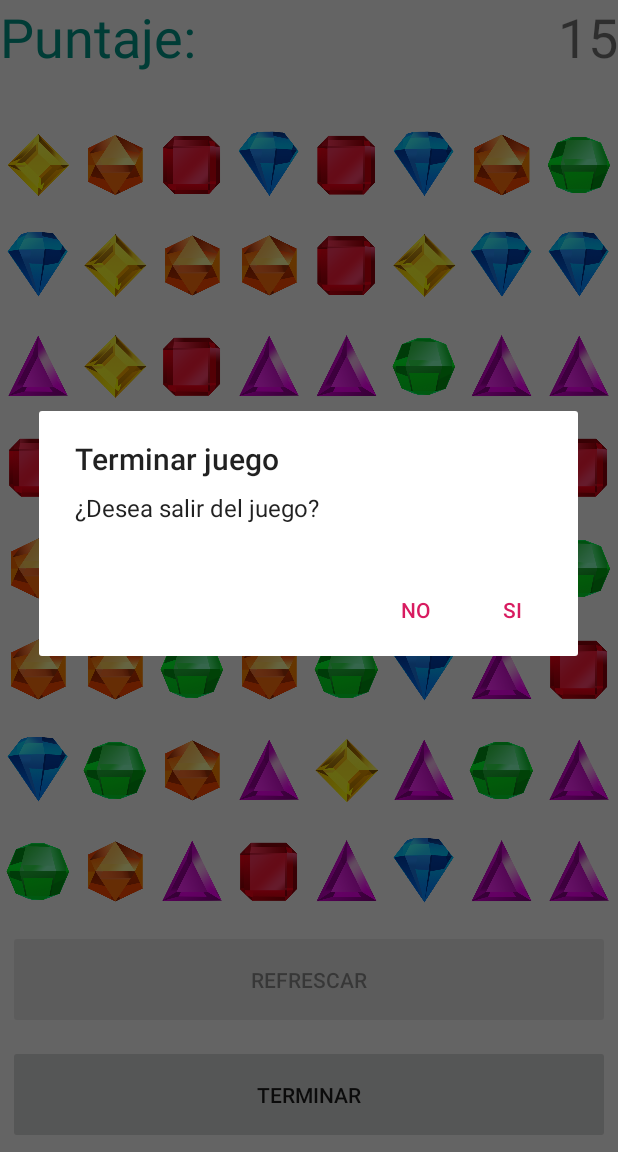
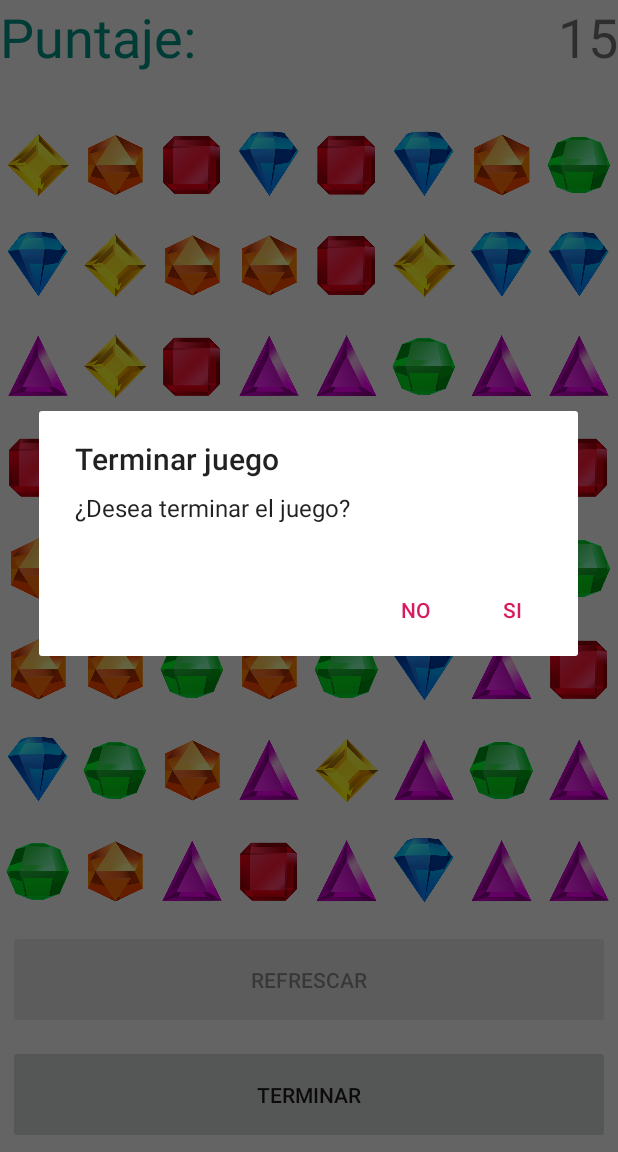
Before and after one commit to ManiCalavera/Bejweled-UNLP, an Android app: the MainActivity screen opened directly, with no data from a screen before it, after a tap on "TERMINAR", on a phone screen of 412 x 824 dp, the part 84-1236 px from its top. Run offline under Robolectric (Android 15) with nearby library versions, the phone set to English and light mode, and no system bars.

Commit message:
Arregla el compartir de Jason y Agrega la opción multilenguaje

```diff
--- a/app/src/main/java/com/vogella/android/entregan1/MainActivity.java
+++ b/app/src/main/java/com/vogella/android/entregan1/MainActivity.java
@@ -126,9 +126,9 @@ public class MainActivity extends AppCompatActivity implements View.OnClickListe
             case android.R.id.home:
                 new AlertDialog.Builder(this)
                         .setIcon(android.R.drawable.ic_dialog_alert)
-                        .setTitle("Volver")
-                        .setMessage("Desea volver al menu pricipal?")
-                        .setPositiveButton("Si", new DialogInterface.OnClickListener()
+                        .setTitle(MainActivity.this.getString(R.string.Titulo_volver))
+                        .setMessage(MainActivity.this.getString(R.string.Mensaje_volver))
+                        .setPositiveButton(MainActivity.this.getString(R.string.Positive_buton), new DialogInterface.OnClickListener()
                         {
                             @Override
                             public void onClick(DialogInterface dialog, int which) {
@@ -137,7 +137,7 @@ public class MainActivity extends AppCompatActivity implements View.OnClickListe
                             }
 
                         })
-                        .setNegativeButton("No", null)
+                        .setNegativeButton(MainActivity.this.getString(R.string.Negative_buton), null)
                         .show();
                 return true;
         }
@@ -148,9 +148,9 @@ public class MainActivity extends AppCompatActivity implements View.OnClickListe
     @Override
     public void onBackPressed() {
         new AlertDialog.Builder(this)
-                .setTitle("Volver")
-                .setMessage("Desea volver al menu pricipal?")
-                .setPositiveButton("Si", new DialogInterface.OnClickListener()
+                .setTitle(MainActivity.this.getString(R.string.Titulo_volver))
+                .setMessage(MainActivity.this.getString(R.string.Mensaje_volver))
+                .setPositiveButton(MainActivity.this.getString(R.string.Positive_buton), new DialogInterface.OnClickListener()
                 {
                     @Override
                     public void onClick(DialogInterface dialog, int which) {
@@ -159,7 +159,7 @@ public class MainActivity extends AppCompatActivity implements View.OnClickListe
                     }
 
                 })
-                .setNegativeButton("No", null)
+                .setNegativeButton(MainActivity.this.getString(R.string.Negative_buton), null)
                 .show();
     }
 
@@ -201,25 +201,25 @@ public class MainActivity extends AppCompatActivity implements View.OnClickListe
         String vec = leerpreferencias();
         if (vec.equals("vacio")) {
 
-            Puntajes r0 = new Puntajes("nombre", 0);
+            Puntajes r0 = new Puntajes("-", 0);
 
-            Puntajes r1 = new Puntajes("nombre", 0);
+            Puntajes r1 = new Puntajes("-", 0);
 
-            Puntajes r2 = new Puntajes("nombre", 0);
+            Puntajes r2 = new Puntajes("-", 0);
 
-            Puntajes r3 = new Puntajes("nombre", 0);
+            Puntajes r3 = new Puntajes("-", 0);
 
-            Puntajes r4 = new Puntajes("nombre", 0);
+            Puntajes r4 = new Puntajes("-", 0);
 
-            Puntajes r5 = new Puntajes("nombre", 0);
+            Puntajes r5 = new Puntajes("-", 0);
 
-            Puntajes r6 = new Puntajes("nombre", 0);
+            Puntajes r6 = new Puntajes("-", 0);
 
-            Puntajes r7 = new Puntajes("nombre", 0);
+            Puntajes r7 = new Puntajes("-", 0);
 
-            Puntajes r8 = new Puntajes("nombre", 0);
+            Puntajes r8 = new Puntajes("-", 0);
 
-            Puntajes r9 = new Puntajes("nombre", 0);
+            Puntajes r9 = new Puntajes("-", 0);
 
             Puntajes[] r = {r0, r1, r2, r3, r4, r5, r6, r7, r8, r9};
             rank = r;
@@ -499,7 +499,7 @@ public class MainActivity extends AppCompatActivity implements View.OnClickListe
                         matriz[i2][j2] = idimagenclick2;
                         System.out.println("estoy adentro del if barridos son verdaderos y los clicks son " + idimagenclick1 + " y " + idimagenclick2);
 
-                        Toast.makeText(MainActivity.this, "Ups! movimiento no válido", Toast.LENGTH_SHORT).show();
+                        Toast.makeText(MainActivity.this, MainActivity.this.getString(R.string.Toast_movimientonoválido), Toast.LENGTH_SHORT).show();
                         setclickeable();
 
                     } else { //si el movimiento está en rango y provoca coincidencias, se hace el intercambio de imágenes
@@ -516,7 +516,7 @@ public class MainActivity extends AppCompatActivity implements View.OnClickListe
 
                     }
                 } else { //el movimiento que se hizo no está en rango
-                    Toast.makeText(MainActivity.this, "Ups! movimiento no válido", Toast.LENGTH_SHORT).show();
+                    Toast.makeText(MainActivity.this, MainActivity.this.getString(R.string.Toast_movimientonoválido), Toast.LENGTH_SHORT).show();
                     setclickeable();
 
                 }
@@ -528,9 +528,9 @@ public class MainActivity extends AppCompatActivity implements View.OnClickListe
 
 
             new AlertDialog.Builder(this)
-                    .setTitle("Terminar juego")
-                    .setMessage("¿Desea salir del juego?")
-                    .setPositiveButton("Si", new DialogInterface.OnClickListener() {
+                    .setTitle(MainActivity.this.getString(R.string.Titulo_terminarjuego))
+                    .setMessage(MainActivity.this.getString(R.string.Mensaje_terminarjuego))
+                    .setPositiveButton(MainActivity.this.getString(R.string.Positive_buton), new DialogInterface.OnClickListener() {
                         @Override
                         public void onClick(DialogInterface dialog, int which) {
 
@@ -542,7 +542,7 @@ public class MainActivity extends AppCompatActivity implements View.OnClickListe
                         }
 
                     })
-                    .setNegativeButton("No", null)
+                    .setNegativeButton(MainActivity.this.getString(R.string.Negative_buton), null)
                     .show();
 
 
@@ -859,7 +859,7 @@ public class MainActivity extends AppCompatActivity implements View.OnClickListe
                                                 }
                                             }
                                         });
-                                        Toast.makeText(MainActivity.this, "No hay más movimientos", Toast.LENGTH_SHORT).show();
+                                        Toast.makeText(MainActivity.this, MainActivity.this.getString(R.string.Toast_noquedanjugadas), Toast.LENGTH_SHORT).show();
                                     }
                                 }
 
@@ -1127,9 +1127,9 @@ public class MainActivity extends AppCompatActivity implements View.OnClickListe
             final EditText usuario = view.findViewById(R.id.dialog_et_usuario);
 
             alertbuilder.setCancelable(true)
-                    .setTitle("Felicidades!")
-                    .setMessage("Tu puntaje se encuentra entre los primeros 10. Ingresa tu nombre para figurar en el ranking")
-                    .setNegativeButton("No quiero figurar", new DialogInterface.OnClickListener() {
+                    .setTitle(MainActivity.this.getString(R.string.Titulo_Felicidades))
+                    .setMessage(MainActivity.this.getString(R.string.Mensaje_Felicidades))
+                    .setNegativeButton(MainActivity.this.getString(R.string.Negative_noquierofigurar), new DialogInterface.OnClickListener() {
                         @Override
                         public void onClick(DialogInterface dialog, int which) {
                             finish();
@@ -1138,7 +1138,7 @@ public class MainActivity extends AppCompatActivity implements View.OnClickListe
                         }
                     })
 
-                    .setPositiveButton("OK", new DialogInterface.OnClickListener() {
+                    .setPositiveButton(MainActivity.this.getString(R.string.Positive_OK), new DialogInterface.OnClickListener() {
 
                                 @Override
                                 public void onClick(DialogInterface dialog, int which) {
@@ -1168,7 +1168,7 @@ public class MainActivity extends AppCompatActivity implements View.OnClickListe
             dialog.show();
         }
         else{
-            Toast.makeText(this,"Tu puntaje es muy bajo para participar en el Ranking", Toast.LENGTH_SHORT).show();
+            Toast.makeText(this,MainActivity.this.getString(R.string.Toast_puntajebajo), Toast.LENGTH_SHORT).show();
             finish();
         }
 
--- a/app/src/main/java/com/vogella/android/entregan1/Puntajes.java
+++ b/app/src/main/java/com/vogella/android/entregan1/Puntajes.java
@@ -24,4 +24,10 @@ public class Puntajes {
         this.usuario = usuario;
         this.puntaje = puntaje;
     }
+
+    @Override
+    public String toString() {
+        return
+                usuario + " : " + puntaje+" \n";
+    }
 }
--- a/app/src/main/res/layout/activity_main.xml
+++ b/app/src/main/res/layout/activity_main.xml
@@ -14,7 +14,8 @@
         app:layout_constraintBottom_toTopOf="@id/mainactivity_guideline"
         app:layout_constraintLeft_toRightOf="@id/Puntaj"
         app:layout_constraintRight_toRightOf="parent"
-        app:layout_constraintTop_toTopOf="parent" />
+        app:layout_constraintTop_toTopOf="parent"
+        tools:ignore="RtlHardcoded" />
 
     <TextView
         android:id="@+id/Puntaj"
@@ -86,93 +87,110 @@
             android:layout_width="0dp"
             android:layout_height="0dp"
             android:layout_rowWeight="1"
-            android:layout_columnWeight="1" />
+            android:layout_columnWeight="1"
+            tools:ignore="ContentDescription" />
 
         <ImageView
+            android:layout_width="0dp"
+            android:layout_height="0dp"
+            android:layout_rowWeight="1"
+            android:layout_columnWeight="1"
+            tools:ignore="ContentDescription" />
+
+        <ImageView
+            tools:ignore="ContentDescription"
             android:layout_width="0dp"
             android:layout_height="0dp"
             android:layout_rowWeight="1"
             android:layout_columnWeight="1" />
 
         <ImageView
+            tools:ignore="ContentDescription"
             android:layout_width="0dp"
             android:layout_height="0dp"
             android:layout_rowWeight="1"
             android:layout_columnWeight="1" />
 
         <ImageView
+
+            tools:ignore="ContentDescription"
             android:layout_width="0dp"
             android:layout_height="0dp"
             android:layout_rowWeight="1"
             android:layout_columnWeight="1" />
 
         <ImageView
+            tools:ignore="ContentDescription"
             android:layout_width="0dp"
             android:layout_height="0dp"
             android:layout_rowWeight="1"
             android:layout_columnWeight="1" />
 
         <ImageView
+            tools:ignore="ContentDescription"
             android:layout_width="0dp"
             android:layout_height="0dp"
             android:layout_rowWeight="1"
             android:layout_columnWeight="1" />
 
         <ImageView
+            tools:ignore="ContentDescription"
             android:layout_width="0dp"
             android:layout_height="0dp"
             android:layout_rowWeight="1"
             android:layout_columnWeight="1" />
 
         <ImageView
+            tools:ignore="ContentDescription"
             android:layout_width="0dp"
             android:layout_height="0dp"
             android:layout_rowWeight="1"
             android:layout_columnWeight="1" />
 
         <ImageView
+            tools:ignore="ContentDescription"
             android:layout_width="0dp"
             android:layout_height="0dp"
             android:layout_rowWeight="1"
             android:layout_columnWeight="1" />
 
         <ImageView
+            tools:ignore="ContentDescription"
             android:layout_width="0dp"
             android:layout_height="0dp"
             android:layout_rowWeight="1"
             android:layout_columnWeight="1" />
 
         <ImageView
+            tools:ignore="ContentDescription"
             android:layout_width="0dp"
             android:layout_height="0dp"
             android:layout_rowWeight="1"
             android:layout_columnWeight="1" />
 
         <ImageView
+            tools:ignore="ContentDescription"
             android:layout_width="0dp"
             android:layout_height="0dp"
             android:layout_rowWeight="1"
             android:layout_columnWeight="1" />
 
         <ImageView
+            tools:ignore="ContentDescription"
             android:layout_width="0dp"
             android:layout_height="0dp"
             android:layout_rowWeight="1"
             android:layout_columnWeight="1" />
 
         <ImageView
+            tools:ignore="ContentDescription"
             android:layout_width="0dp"
             android:layout_height="0dp"
             android:layout_rowWeight="1"
             android:layout_columnWeight="1" />
 
         <ImageView
-            android:layout_width="0dp"
-            android:layout_height="0dp"
-            android:layout_rowWeight="1"
-            android:layout_columnWeight="1" />
-
-        <ImageView
+            tools:ignore="ContentDescription"
             android:layout_width="0dp"
             android:layout_height="0dp"
             android:layout_rowWeight="1"
--- a/app/src/main/res/values/strings.xml
+++ b/app/src/main/res/values/strings.xml
@@ -8,12 +8,27 @@
     <string name="Top_10">Top 10</string>
     <string name="Puntaje">Puntaje: </string>
     <string name="Salir">Salir</string>
-    <string name="Titulo">Bejeweled</string>
     <string name="BotonJugar">Jugar</string>
     <string name="usuarionulo">-</string>
     <string name="puntajenulo">0</string>
     <string name="top">top10</string>
     <string name="compartir">Compartir</string>
+    <string name="Boton_Ranking">Ranking</string>
+    <string name="Content_description">ContentDescription</string>
+    <string name="hint_perdir_usuario">Ingrese aquí su usuario</string>
+    <string name="Titulo_volver">Volver</string>
+    <string name="Mensaje_volver">¿Desea volver al menú principal?</string>
+    <string name="Positive_buton">Si</string>
+    <string name="Negative_buton">No</string>
+    <string name="Titulo_terminarjuego">Terminar juego</string>
+    <string name="Mensaje_terminarjuego">¿Desea terminar el juego?</string>
+    <string name="Titulo_Felicidades">¡Felicidades!</string>
+    <string name="Mensaje_Felicidades">Tu puntaje se encuentra entre los primeros 10. Ingresa tu nombre para figurar en el ranking</string>
+    <string name="Negative_noquierofigurar">No quiero figurar en el ranking</string>
+    <string name="Positive_OK">OK</string>
+    <string name="Toast_puntajebajo">Tu puntaje es  muy bajo para figurar en el ranking</string>
+    <string name="Toast_movimientonoválido">Ups! el movimiento no es válido</string>
+    <string name="Toast_noquedanjugadas">Ya no quedan jugadas posibles</string>
 
 
 </resources>
```
Also changed, not shown: app/src/main/java/com/vogella/android/entregan1/Activity_Ranking.java (+50 -14 lines), app/src/main/res/layout-land/activity__ranking.xml (+11 -2 lines), app/src/main/res/layout-land/activity_menu.xml (+9 -3 lines), app/src/main/res/layout/activity_menu.xml (+5 -4 lines), app/src/main/res/layout/dialog_userranking.xml (+6 -2 lines), 1 other file.
